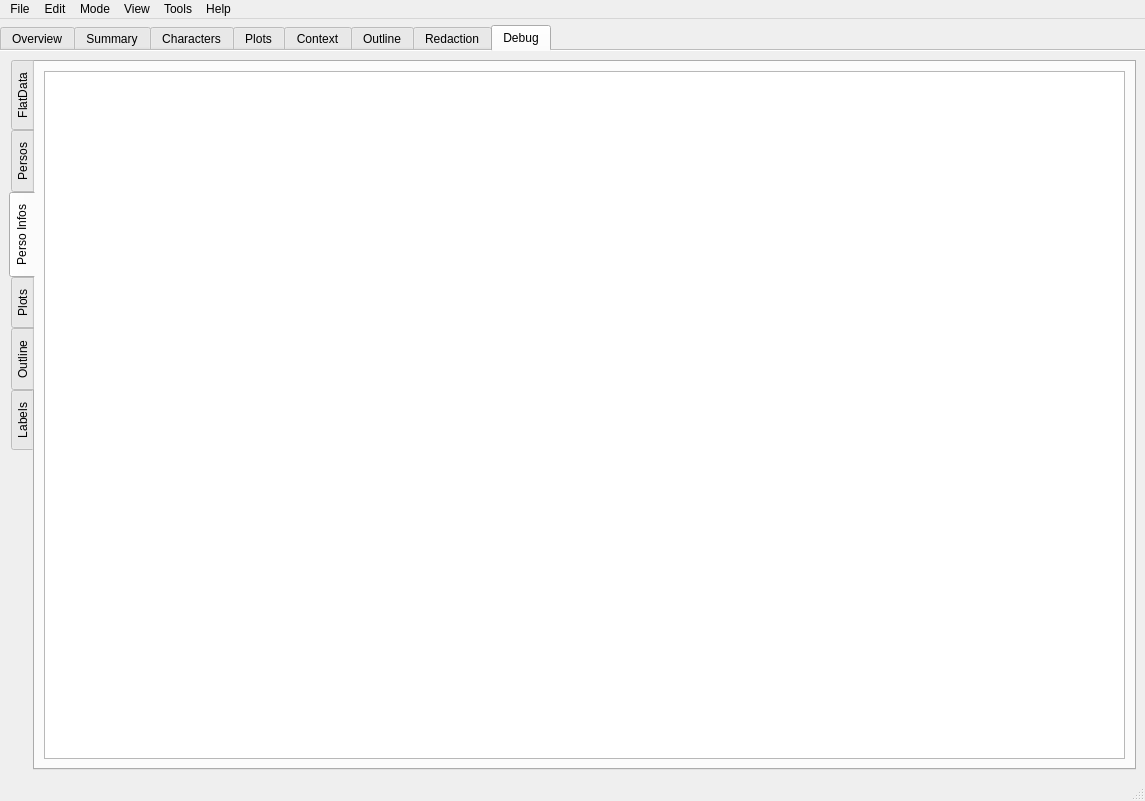
Qt form src/ui/mainWindow.ui (olivierkes/manuskript) before a commit.
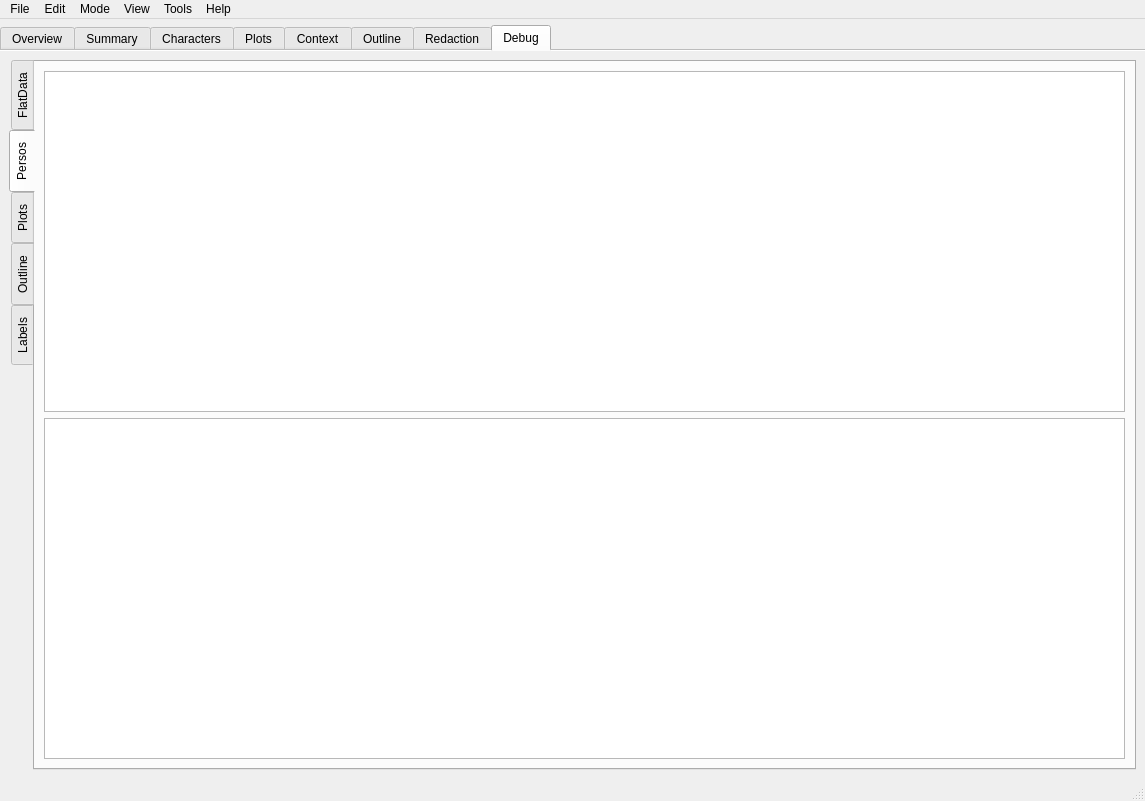
The same form after that commit. The open tabs and pages were chosen to show the change. Icons and pictures are not drawn. Custom widgets are drawn as their Qt base class.

Commit message: Perso infos

What changed in the file:
```diff
--- a/src/ui/mainWindow.ui
+++ b/src/ui/mainWindow.ui
@@ -1689,23 +1689,12 @@
                <attribute name="title">
                 <string>Persos</string>
                </attribute>
-               <layout class="QHBoxLayout" name="horizontalLayout_27">
+               <layout class="QVBoxLayout" name="verticalLayout_19">
                 <item>
                  <widget class="QTableView" name="tblDebugPersos"/>
                 </item>
-               </layout>
-              </widget>
-              <widget class="QWidget" name="tab_16">
-               <attribute name="title">
-                <string>Perso Infos</string>
-               </attribute>
-               <layout class="QHBoxLayout" name="horizontalLayout_28">
                 <item>
-                 <widget class="QTableView" name="tblDebugPersosInfos">
-                  <property name="alternatingRowColors">
-                   <bool>true</bool>
-                  </property>
-                 </widget>
+                 <widget class="QTableView" name="tblDebugPersosInfos"/>
                 </item>
                </layout>
               </widget>
```
Left out of the diff: 9 changed lines with no effect on the pictures. The commit also changes 5 other files.
